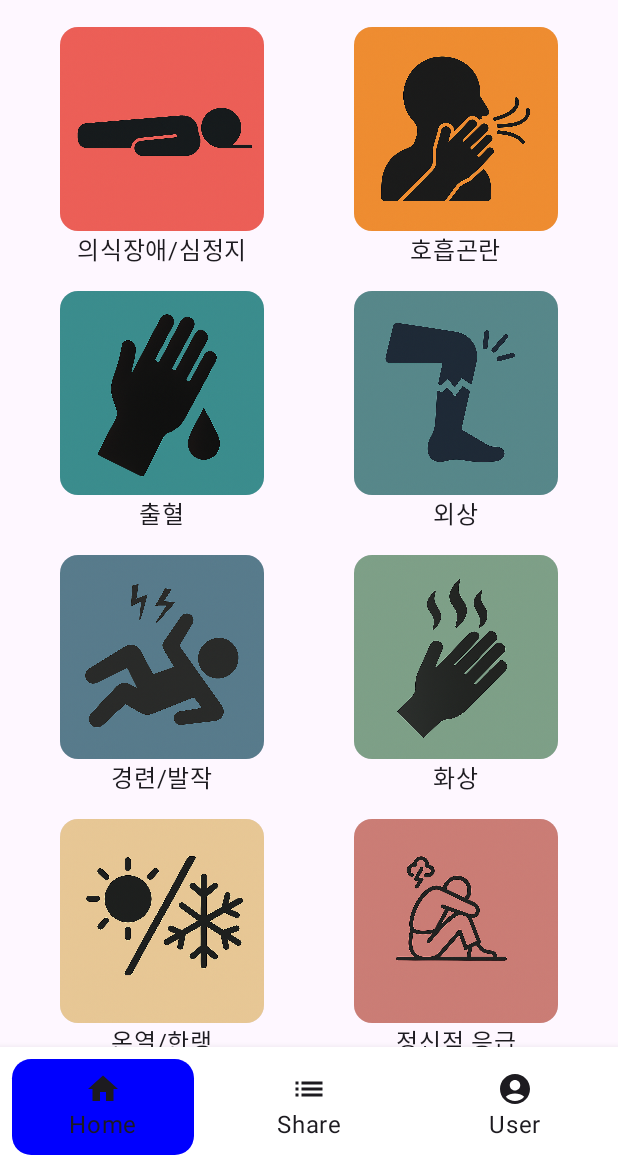
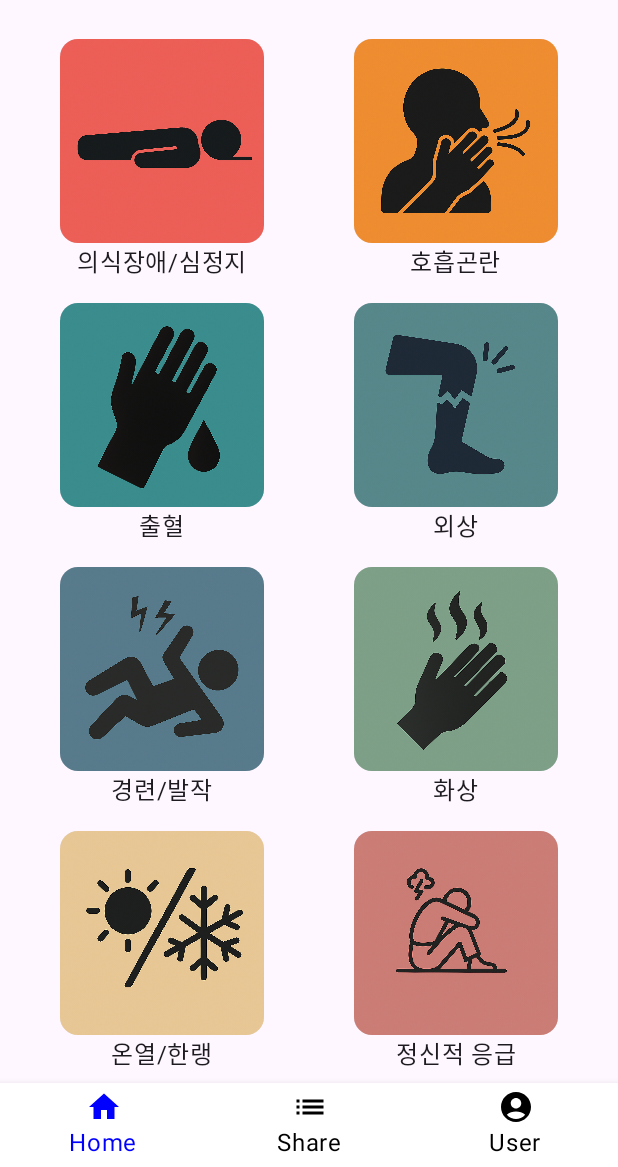
Before and after one commit to GDG-on-Campus-KHU/SDGP_team5_FE, an Android app built with Jetpack Compose: the screen it shows after launch (MainActivity), on a phone screen of 412 x 824 dp, the part 69-1236 px from its top. Run offline under Robolectric (Android 15) with nearby library versions, the phone set to English and light mode, and no system bars.

Commit message:
Update BottomBar

```diff
--- a/app/src/main/java/com/example/resq/presentaion/component/BottomBar.kt
+++ b/app/src/main/java/com/example/resq/presentaion/component/BottomBar.kt
@@ -1,13 +1,7 @@
 package com.example.resq.presentaion.component
 
-import androidx.compose.foundation.background
-import androidx.compose.foundation.clickable
 import androidx.compose.foundation.layout.Arrangement
 import androidx.compose.foundation.layout.Column
-import androidx.compose.foundation.layout.fillMaxSize
-import androidx.compose.foundation.layout.height
-import androidx.compose.foundation.layout.padding
-import androidx.compose.foundation.shape.RoundedCornerShape
 //noinspection UsingMaterialAndMaterial3Libraries
 import androidx.compose.material.BottomNavigation
 //noinspection UsingMaterialAndMaterial3Libraries
@@ -25,15 +19,13 @@ import androidx.compose.runtime.mutableStateOf
 import androidx.compose.runtime.saveable.rememberSaveable
 import androidx.compose.runtime.setValue
 import androidx.compose.ui.Alignment
-import androidx.compose.ui.Modifier
 import androidx.compose.ui.graphics.Color
 import androidx.compose.ui.tooling.preview.Preview
-import androidx.compose.ui.unit.dp
 import androidx.navigation.NavController
 import androidx.navigation.compose.currentBackStackEntryAsState
 import androidx.navigation.compose.rememberNavController
+import com.example.resq.navigation.Route
 import com.example.resq.navigation.home.HomeNavigationItem
-import com.example.resq.navigation.Route
 import com.example.resq.navigation.share.ShareNavigationItem
 import com.example.resq.navigation.user.UserNavigationItem
 
@@ -51,48 +43,35 @@ fun BottomBar(navController: NavController) {
         selectedItem = currentBackStackEntry?.destination?.route ?: ""
     }
 
-    BottomNavigation(
-        modifier = Modifier.height(80.dp),
-        backgroundColor = Color.White
-    ) {
+    BottomNavigation(backgroundColor = Color.White) {
         bottomItems.forEach { item ->
             BottomNavigationItem(
                 icon = {
                     Column(
                         horizontalAlignment = Alignment.CenterHorizontally,
-                        verticalArrangement = Arrangement.Center,
-                        modifier = Modifier
-                            .fillMaxSize()
-                            .clickable(
-                                onClick = {
-                                    navController.navigate(item.route) {
-                                        selectedItem = item.route
-                                        popUpTo(bottomItems.first().route) { inclusive = false }
-                                        launchSingleTop = true
-                                        restoreState = true
-                                    }
-                                },
-                                interactionSource = null,
-                                indication = null
-                            )
-                            .padding(8.dp)
-                            .background(
-                                if (selectedItem == item.route) Color.Blue
-                                else Color.Transparent,
-                                RoundedCornerShape(20)
-                            )
+                        verticalArrangement = Arrangement.Center
                     ) {
+                        val color = if (selectedItem == item.route) Color.Blue else Color.Black
                         Icon(
                             imageVector = item.icon,
                             contentDescription = item.route,
+                            tint = color
                         )
-                        Text(text = item.tab)
+                        Text(
+                            text = item.tab,
+                            color = color
+                        )
                     }
                 },
                 selected = selectedItem == item.route,
-                onClick = { },
-                modifier = Modifier.fillMaxSize(),
-                enabled = false
+                onClick = {
+                    navController.navigate(item.route) {
+                        selectedItem = item.route
+                        popUpTo(bottomItems.first().route) { inclusive = false }
+                        launchSingleTop = true
+                        restoreState = true
+                    }
+                }
             )
         }
     }
```
